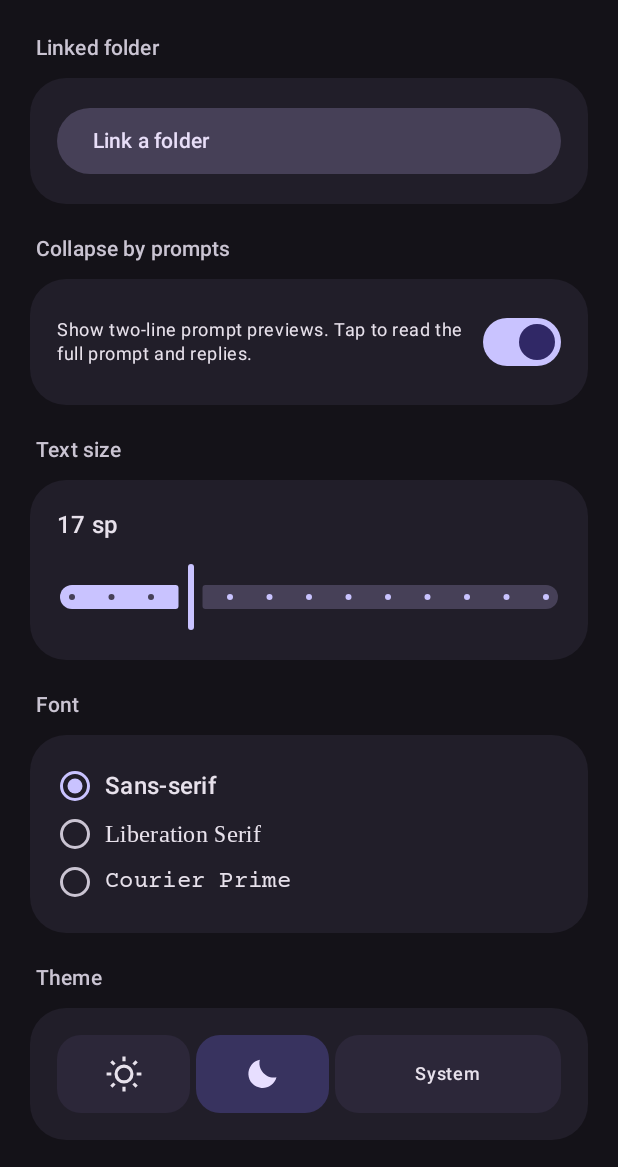
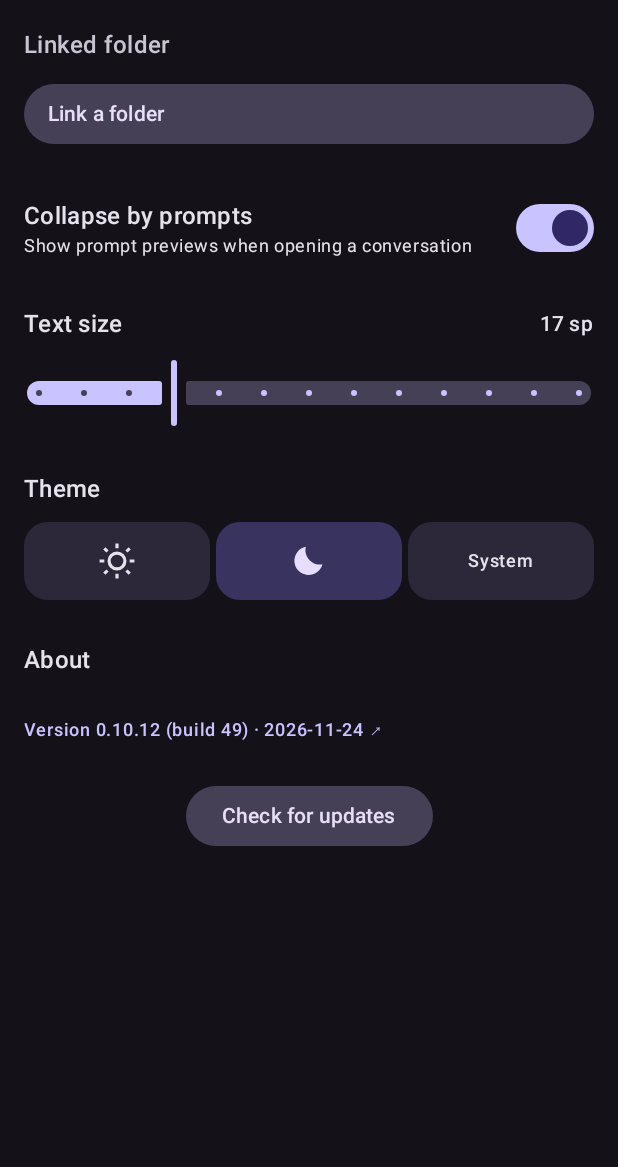
Before and after one commit to jen9czech/lm-studio-conversation-reader, an Android app built with Jetpack Compose: the screen it shows after launch (MainActivity), after a tap on "Settings", on a phone screen of 412 x 824 dp, the part 69-1236 px from its top. Run offline under Robolectric (Android 15) with nearby library versions, the phone set to English and light mode, and no system bars; libraries missing offline, so code that uses them is left out: io.noties.markwon, org.commonmark.node; pictures from the network do not load.

Commit message:
Add update checks and refresh screenshots for 0.10.12

```diff
--- a/app/build.gradle.kts
+++ b/app/build.gradle.kts
@@ -21,9 +21,9 @@ android {
         applicationId = "cz.jan.conversationreader"
         minSdk = 26
         targetSdk = 36
-        versionCode = 48
-        versionName = "0.10.11"
-        buildConfigField("String", "UPDATED_DATE", "\"2026-11-22\"")
+        versionCode = 49
+        versionName = "0.10.12"
+        buildConfigField("String", "UPDATED_DATE", "\"2026-11-24\"")
     }
     buildFeatures { compose = true; buildConfig = true }
     val releaseSigning = if (productionSigning) signingConfigs.create("production") {
--- a/app/src/main/AndroidManifest.xml
+++ b/app/src/main/AndroidManifest.xml
@@ -1,5 +1,6 @@
 <?xml version="1.0" encoding="utf-8"?>
 <manifest xmlns:android="http://schemas.android.com/apk/res/android">
+    <uses-permission android:name="android.permission.INTERNET" />
     <application android:label="Conversation Reader" android:theme="@style/AppTheme" android:allowBackup="false" android:dataExtractionRules="@xml/data_extraction_rules" android:supportsRtl="true" android:icon="@mipmap/ic_launcher" android:roundIcon="@mipmap/ic_launcher">
         <provider android:name="androidx.core.content.FileProvider" android:authorities="${applicationId}.files" android:exported="false" android:grantUriPermissions="true">
             <meta-data android:name="android.support.FILE_PROVIDER_PATHS" android:resource="@xml/file_paths" />
--- a/app/src/main/java/cz/jan/conversationreader/MainActivity.kt
+++ b/app/src/main/java/cz/jan/conversationreader/MainActivity.kt
@@ -69,6 +69,11 @@ class MainActivity : ComponentActivity() {
 fun ReaderApp() {
     val context = LocalContext.current
     val store = remember { LibraryStore(context) }
+    var showWhatsNew by remember {
+        val prefs = store.preferences
+        val prior = prefs.getInt("lastSeenVersionCode", if (prefs.all.isEmpty()) BuildConfig.VERSION_CODE else 48)
+        mutableStateOf(prior < BuildConfig.VERSION_CODE)
+    }
     val scope = rememberCoroutineScope()
     var entries by remember { mutableStateOf<List<ImportedConversation>>(emptyList()) }
     var resumeReading by rememberSaveable { mutableStateOf(false) }
@@ -124,6 +129,11 @@ fun ReaderApp() {
     val interfaceScale = (fontSize / 17f).coerceIn(.85f, 1.30f)
     val typography = remember(interfaceScale) { readerInterfaceTypography(interfaceScale) }
     MaterialTheme(colorScheme = if (theme == "Dark" || (theme == "System" && isSystemInDarkTheme())) Night else Day, typography = typography) {
+        if (showWhatsNew) AlertDialog(onDismissRequest = { showWhatsNew = false; store.preferences.edit().putInt("lastSeenVersionCode", BuildConfig.VERSION_CODE).apply() },
+            title = { Text("What’s new in ${BuildConfig.VERSION_NAME}") },
+            text = { Text("• Check GitHub for new versions from Settings.\n• More compact Settings with font previews.\n• Improved prompt navigation and generation information.") },
+            confirmButton = { TextButton(onClick = { showWhatsNew = false; store.preferences.edit().putInt("lastSeenVersionCode", BuildConfig.VERSION_CODE).apply() }) { Text("Got it") } })
+        LaunchedEffect(showWhatsNew) { if (!showWhatsNew) store.preferences.edit().putInt("lastSeenVersionCode", BuildConfig.VERSION_CODE).apply() }
         Scaffold(
             topBar = {
             }, snackbarHost = { SnackbarHost(snackbars) }
--- a/app/src/main/java/cz/jan/conversationreader/ReaderControls.kt
+++ b/app/src/main/java/cz/jan/conversationreader/ReaderControls.kt
@@ -160,6 +160,46 @@ fun SearchResultsBar(current: Int, total: Int, complete: Boolean, onPrevious: ()
 @Composable
 fun PreferencesScreen(main: Boolean, folder: String?, fontSize: Float, theme: String, collapse: Boolean, onClose: () -> Unit, onFolder: () -> Unit, onFont: (Float) -> Unit, onTheme: (String) -> Unit, onCollapse: (Boolean) -> Unit, style: ReaderStyle = ReaderStyle(), onStyle: (ReaderStyle) -> Unit = {}) {
     val context = LocalContext.current
+    if (main) {
+        ReaderDetailScreen("Settings", onClose, compact = true) {
+            Text("Linked folder", style = MaterialTheme.typography.titleMedium, color = MaterialTheme.colorScheme.onSurfaceVariant)
+            FilledTonalButton(onClick = onFolder, modifier = Modifier.fillMaxWidth(), contentPadding = PaddingValues(horizontal = 16.dp, vertical = 4.dp)) {
+                Row(Modifier.fillMaxWidth(), verticalAlignment = Alignment.CenterVertically, horizontalArrangement = Arrangement.spacedBy(8.dp)) {
+                    Text(if (folder == null) "Link a folder" else "Change folder", style = MaterialTheme.typography.labelLarge)
+                    folder?.let { Text(Uri.decode(it).substringAfterLast(":"), Modifier.weight(1f), style = MaterialTheme.typography.bodySmall, textAlign = androidx.compose.ui.text.style.TextAlign.End, maxLines = 2, overflow = TextOverflow.Ellipsis) }
+                }
+            }
+            Spacer(Modifier.height(8.dp))
+            Row(Modifier.fillMaxWidth(), verticalAlignment = Alignment.CenterVertically) {
+                Column(Modifier.weight(1f).padding(end = 8.dp)) {
+                    Text("Collapse by prompts", style = MaterialTheme.typography.titleMedium)
+                    Text("Show prompt previews when opening a conversation", style = MaterialTheme.typography.bodySmall)
+                }
+                Switch(collapse, onCollapse, modifier = Modifier.semantics { contentDescription = "Collapse by prompts" })
+            }
+            Spacer(Modifier.height(8.dp))
+            Row(Modifier.fillMaxWidth(), verticalAlignment = Alignment.CenterVertically) {
+                Text("Text size", Modifier.weight(1f), style = MaterialTheme.typography.titleMedium)
+                Text("${fontSize.toInt()} sp", style = MaterialTheme.typography.labelLarge)
+            }
+            Slider(fontSize, onFont, valueRange = 14f..26f, steps = 11, modifier = Modifier.semantics {
+                contentDescription = "Text size"; stateDescription = "${fontSize.toInt()} sp"
+            })
+            Spacer(Modifier.height(8.dp))
+            Text("Theme", style = MaterialTheme.typography.titleMedium)
+            Row(Modifier.fillMaxWidth().selectableGroup(), horizontalArrangement = Arrangement.spacedBy(4.dp)) {
+                listOf("Light", "Dark", "System").forEach { choice -> ThemeChoice(choice, theme, onTheme, Modifier.weight(1f)) }
+            }
+            Spacer(Modifier.height(8.dp))
+            Text("About", style = MaterialTheme.typography.titleMedium)
+            TextButton(onClick = { context.startActivity(Intent(Intent.ACTION_VIEW, Uri.parse("https://github.com/jen9czech/lm-studio-conversation-reader"))) },
+                contentPadding = PaddingValues(horizontal = 0.dp), modifier = Modifier.semantics { onClick(label = "Open GitHub project", action = null) }) {
+                Text("Version ${BuildConfig.VERSION_NAME} (build ${BuildConfig.VERSION_CODE}) · ${BuildConfig.UPDATED_DATE} ↗", style = MaterialTheme.typography.labelMedium)
+            }
+            Row(Modifier.fillMaxWidth(), horizontalArrangement = Arrangement.Center) { UpdateCheckButton() }
+        }
+        return
+    }
     val controls: @Composable ColumnScope.() -> Unit = {
         if (main) {
             DetailSection("Linked folder") {
@@ -177,28 +217,19 @@ fun PreferencesScreen(main: Boolean, folder: String?, fontSize: Float, theme: St
                 }
             }
         }
-        DetailSection("Text size", compact = !main) {
+        DetailSection("Text size", compact = !main, largerHeading = true) {
             Text("${fontSize.toInt()} sp", style = MaterialTheme.typography.titleMedium)
             Slider(fontSize, onFont, valueRange = 14f..26f, steps = 11, modifier = Modifier.semantics {
                 contentDescription = "Text size"
                 stateDescription = "${fontSize.toInt()} sp"
             })
         }
-        DetailSection("Font", compact = !main) {
-            Column(Modifier.selectableGroup()) {
-                listOf("Sans-serif", "Serif", "Monospaced").forEach { font ->
-                    Row(Modifier.fillMaxWidth().selectable(selected = style.font == font, role = Role.RadioButton, onClick = { onStyle(style.copy(font = font)) }).padding(vertical = if (main) 4.dp else 0.dp), verticalAlignment = Alignment.CenterVertically) {
-                        RadioButton(selected = style.font == font, onClick = null)
-                        Column(Modifier.padding(start = 8.dp)) {
-                            Text(readerFontName(font), fontFamily = readerFontFamily(font), style = MaterialTheme.typography.titleMedium)
-                        }
-                    }
-                }
-            }
+        DetailSection("Font", compact = !main, largerHeading = true) {
+            FontChoices(style, onStyle)
         }
-        DetailSection("Theme", compact = !main) {
+        DetailSection("Theme", compact = !main, largerHeading = true) {
             Row(Modifier.fillMaxWidth().selectableGroup(), horizontalArrangement = Arrangement.spacedBy(4.dp)) {
-                listOf("Light", "Dark", "System").forEach { choice -> ThemeChoice(choice, theme, onTheme, Modifier.weight(if (choice == "System") 1.7f else 1f)) }
+                listOf("Light", "Dark", "System").forEach { choice -> ThemeChoice(choice, theme, onTheme, Modifier.weight(1f)) }
             }
         }
 
@@ -213,6 +244,22 @@ fun PreferencesScreen(main: Boolean, folder: String?, fontSize: Float, theme: St
     }
     if (main) ReaderDetailScreen("Settings", onClose, content = controls)
     else ControlsSheet("Reading preferences", onClose, allowPartial = true, content = controls)
+}
+
+@Composable
+private fun FontChoices(style: ReaderStyle, onStyle: (ReaderStyle) -> Unit) {
+    Row(Modifier.fillMaxWidth().selectableGroup(), horizontalArrangement = Arrangement.spacedBy(6.dp)) {
+        listOf("Sans-serif", "Serif", "Monospaced").forEach { font ->
+            val selected = style.font == font
+            Surface(modifier = Modifier.weight(1f).heightIn(min = 64.dp).selectable(selected, role = Role.RadioButton) { onStyle(style.copy(font = font)) },
+                shape = MaterialTheme.shapes.medium, color = if (selected) MaterialTheme.colorScheme.primaryContainer else MaterialTheme.colorScheme.surfaceContainerHigh) {
+                Box(Modifier.fillMaxWidth().heightIn(min = 64.dp).padding(horizontal = 4.dp, vertical = 6.dp), contentAlignment = Alignment.Center) {
+                    val label = when (font) { "Sans-serif" -> "Sans-\nserif"; "Serif" -> "Liberation\nSerif"; else -> "Courier\nPrime" }
+                    Text(label, fontFamily = readerFontFamily(font), style = MaterialTheme.typography.labelMedium, textAlign = androidx.compose.ui.text.style.TextAlign.Center, maxLines = 2, overflow = TextOverflow.Ellipsis)
+                }
+            }
+        }
+    }
 }
 
 @OptIn(ExperimentalMaterial3Api::class)
@@ -258,9 +305,9 @@ internal fun ReaderDetailScreen(title: String, onClose: () -> Unit, compact: Boo
 }
 
 @Composable
-internal fun DetailSection(title: String, compact: Boolean = false, content: @Composable ColumnScope.() -> Unit) {
+internal fun DetailSection(title: String, compact: Boolean = false, largerHeading: Boolean = false, content: @Composable ColumnScope.() -> Unit) {
     Column(Modifier.fillMaxWidth(), verticalArrangement = Arrangement.spacedBy(if (compact) 4.dp else 10.dp)) {
-        Text(title, Modifier.padding(start = 4.dp).semantics { heading() }, style = MaterialTheme.typography.labelLarge, color = MaterialTheme.colorScheme.onSurfaceVariant)
+        Text(title, Modifier.padding(start = 4.dp).semantics { heading() }, style = if (largerHeading) MaterialTheme.typography.titleMedium else MaterialTheme.typography.labelLarge, color = MaterialTheme.colorScheme.onSurfaceVariant)
         Surface(shape = androidx.compose.foundation.shape.RoundedCornerShape(24.dp), color = MaterialTheme.colorScheme.surfaceContainer) {
             Column(Modifier.fillMaxWidth().padding(if (compact) 12.dp else 18.dp), verticalArrangement = Arrangement.spacedBy(if (compact) 4.dp else 12.dp), content = content)
         }
```
Also changed, not shown: app/src/main/java/cz/jan/conversationreader/AppUpdates.kt (added, +68 -0 lines), 9 other files.
